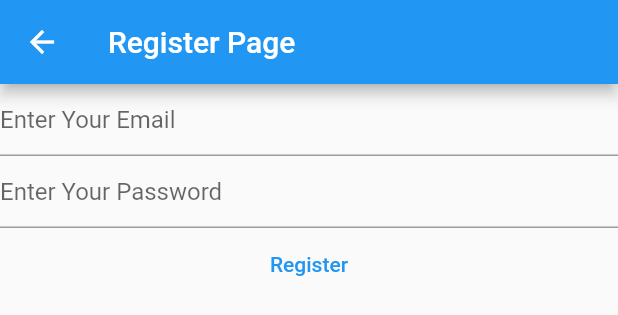
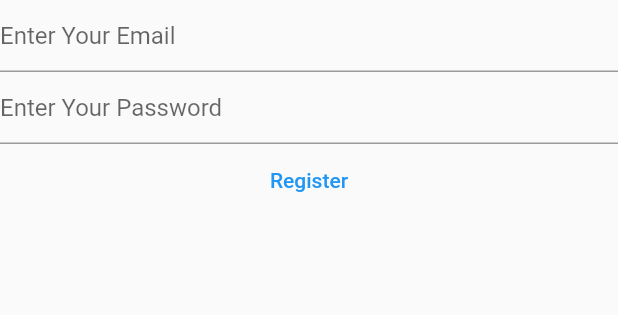
Before and after one commit to armanhn/p4nic, a Flutter app: the RegisterView widget shown alone on an empty page, opened directly, on a phone screen of 412 x 824 dp. Shown: the top 315 px of the screen. Run offline on Flutter 3.47's test engine with Material 2 defaults, Android fonts, the phone set to English and light mode, and no system bars; our stand-ins replace firebase_auth, firebase_core; accounts and stored records are empty.

Commit message:
progress made on Login and register page

```diff
--- a/lib/views/register_view.dart
+++ b/lib/views/register_view.dart
@@ -1,8 +1,6 @@
 import 'package:firebase_auth/firebase_auth.dart';
-import 'package:firebase_core/firebase_core.dart';
+
 import 'package:flutter/material.dart';
-
-import '../firebase_options.dart';
 
 class RegisterView extends StatefulWidget {
   const RegisterView({Key? key}) : super(key: key);
@@ -31,17 +29,6 @@ class _RegisterViewState extends State<RegisterView> {
 
   @override
   Widget build(BuildContext context) {
-    return Scaffold(
-      appBar: AppBar(
-        title: const Text('Register Page'),
-      ),
-      body: FutureBuilder(
-          future: Firebase.initializeApp(
-            options: DefaultFirebaseOptions.currentPlatform,
-          ),
-          builder: (context, snapshot) {
-            switch (snapshot.connectionState) {
-              case ConnectionState.done:
     return Column(
       children: [
         TextField(
@@ -49,16 +36,14 @@ class _RegisterViewState extends State<RegisterView> {
           enableSuggestions: false,
           autocorrect: false,
           keyboardType: TextInputType.emailAddress,
-                      decoration:
-                          const InputDecoration(hintText: 'Enter Your Email'),
+          decoration: const InputDecoration(hintText: 'Enter Your Email'),
         ),
         TextField(
           controller: _password,
           obscureText: true,
           enableSuggestions: false,
           autocorrect: false,
-                      decoration: const InputDecoration(
-                          hintText: 'Enter Your Password'),
+          decoration: const InputDecoration(hintText: 'Enter Your Password'),
         ),
         TextButton(
           onPressed: () async {
@@ -83,10 +68,5 @@ class _RegisterViewState extends State<RegisterView> {
         ),
       ],
     );
-              default:
-                return const Text('Loading....');
-            }
-          }),
-    );
   }
 }
```
Also changed, not shown: lib/main.dart (+21 -10 lines), lib/views/login_view.dart (+6 -26 lines). Lines whose indentation alone changed are shown as unchanged.
